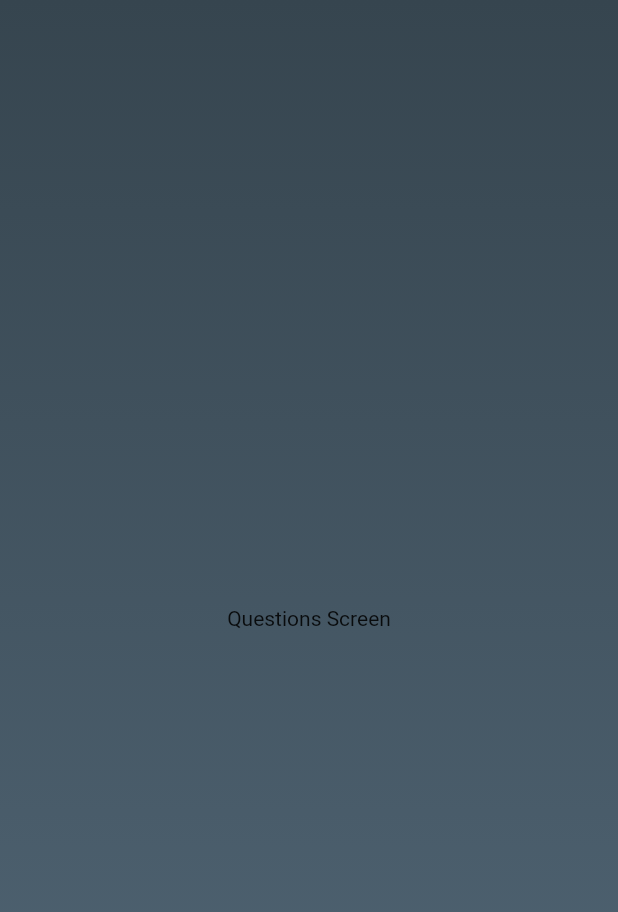
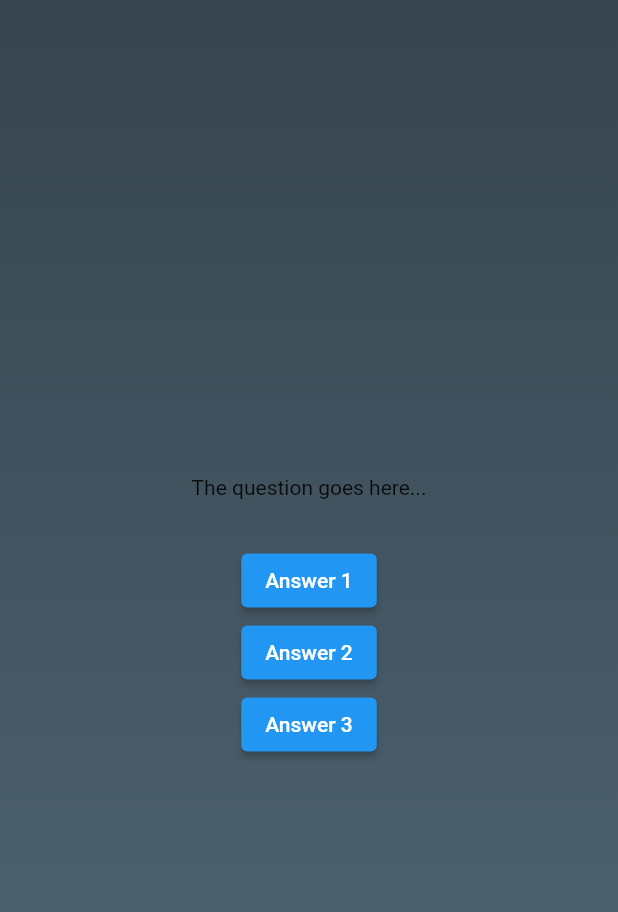
Before and after one commit to Silva3012/flutter_sprint, a Flutter app: the screen it shows after launch, after a tap on "Start Quiz", on a phone screen of 412 x 824 dp. Shown: the top 912 px of the screen. Run offline on Flutter 3.47's test engine with Material 2 defaults, Android fonts, the phone set to English and light mode, and no system bars.

Commit message:
Display the widgets for the question screen

```diff
--- a/lib/questions_screen.dart
+++ b/lib/questions_screen.dart
@@ -12,6 +12,28 @@ class QuestionsScreen extends StatefulWidget {
 class _QuestionsScreenState extends State<QuestionsScreen> {
   @override
   Widget build(context) {
-    return const Center(child: Text("Questions Screen"));
+    return Center(
+      child: Column(
+        mainAxisAlignment: MainAxisAlignment.center,
+        children: [
+          const Text("The question goes here..."),
+          const SizedBox(
+            height: 30,
+          ),
+          ElevatedButton(
+            onPressed: () {},
+            child: const Text("Answer 1"),
+          ),
+          ElevatedButton(
+            onPressed: () {},
+            child: const Text("Answer 2"),
+          ),
+          ElevatedButton(
+            onPressed: () {},
+            child: const Text("Answer 3"),
+          ),
+        ],
+      ),
+    );
   }
 }
```
